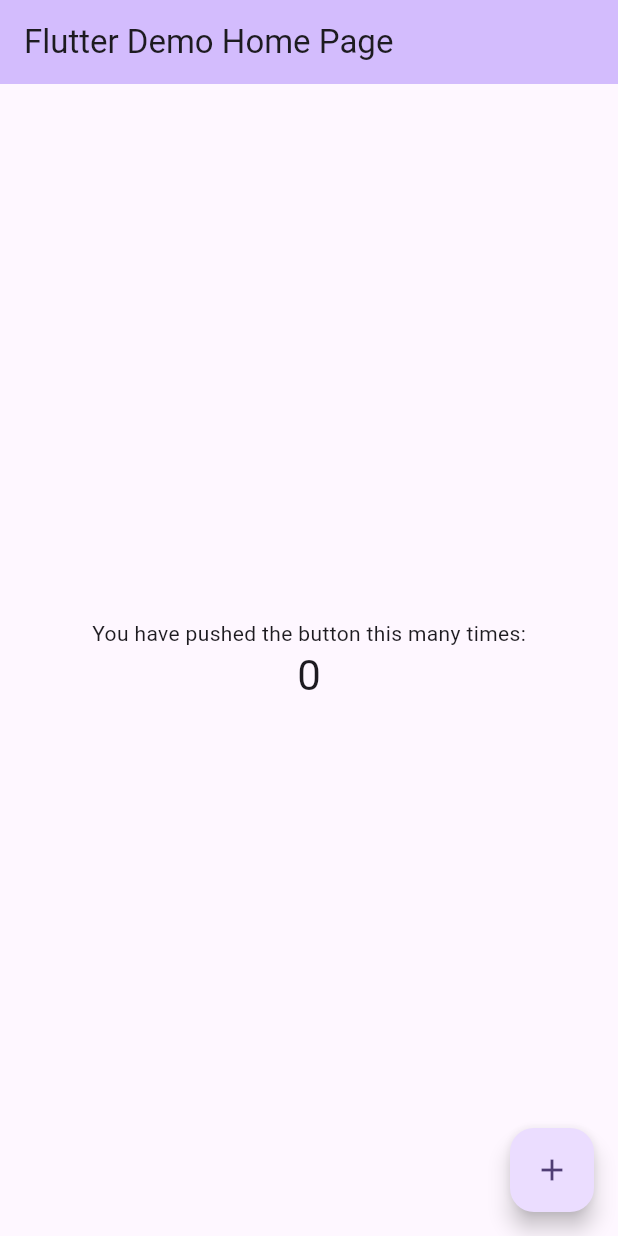
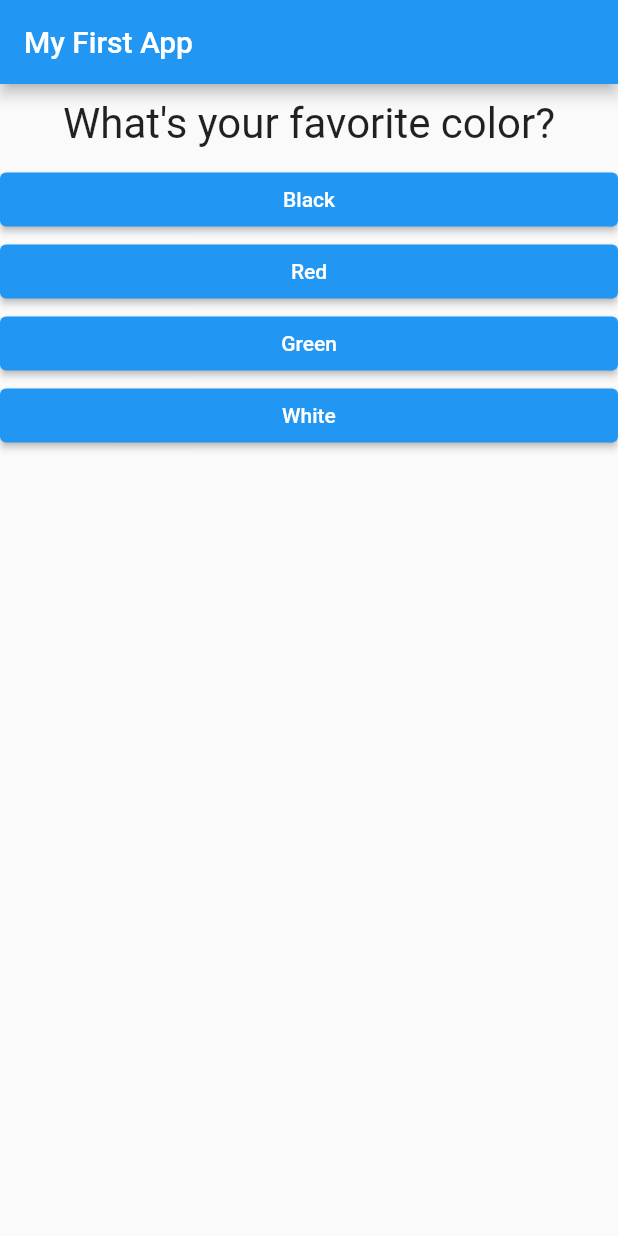
Before and after one commit to faithcredit/flutter-quiz, a Flutter app: the screen it shows after launch, on a phone screen of 412 x 824 dp. Run offline on Flutter 3.47's test engine with Material 2 defaults, Android fonts, the phone set to English and light mode, and no system bars.

Commit message:
flutter quiz

```diff
--- /dev/null
+++ b/lib/answer.dart
@@ -0,0 +1,21 @@
+import 'package:flutter/material.dart';
+
+class Answer extends StatelessWidget {
+  final VoidCallback selectHandler;
+  final String answerText;
+  Answer(this.selectHandler, this.answerText);
+  @override
+  Widget build(BuildContext context) {
+    return Container(
+      width: double.infinity,
+      child: ElevatedButton(
+        style: ElevatedButton.styleFrom(
+          backgroundColor: Colors.blue,
+          foregroundColor: Colors.white,
+        ),
+        onPressed: selectHandler,
+        child: Text(answerText),
+      ),
+    );
+  }
+}
--- a/lib/main.dart
+++ b/lib/main.dart
@@ -1,125 +1,85 @@
 import 'package:flutter/material.dart';
 
-void main() {
-  runApp(const MyApp());
-}
+import './quiz.dart';
+import './result.dart';
 
-class MyApp extends StatelessWidget {
-  const MyApp({super.key});
+void main() => runApp(MyApp());
 
-  // This widget is the root of your application.
+class MyApp extends StatefulWidget {
   @override
-  Widget build(BuildContext context) {
-    return MaterialApp(
-      title: 'Flutter Demo',
-      theme: ThemeData(
-        // This is the theme of your application.
-        //
-        // TRY THIS: Try running your application with "flutter run". You'll see
-        // the application has a blue toolbar. Then, without quitting the app,
-        // try changing the seedColor in the colorScheme below to Colors.green
-        // and then invoke "hot reload" (save your changes or press the "hot
-        // reload" button in a Flutter-supported IDE, or press "r" if you used
-        // the command line to start the app).
-        //
-        // Notice that the counter didn't reset back to zero; the application
-        // state is not lost during the reload. To reset the state, use hot
-        // restart instead.
-        //
-        // This works for code too, not just values: Most code changes can be
-        // tested with just a hot reload.
-        colorScheme: ColorScheme.fromSeed(seedColor: Colors.deepPurple),
-        useMaterial3: true,
-      ),
-      home: const MyHomePage(title: 'Flutter Demo Home Page'),
-    );
+  State<StatefulWidget> createState() {
+    // TODO: implement createState
+    return _MyAppState();
   }
 }
 
-class MyHomePage extends StatefulWidget {
-  const MyHomePage({super.key, required this.title});
+class _MyAppState extends State<MyApp> {
+   final _questions = const [
+    {
+      'questionText': 'What\'s your favorite color?',
+      'answers': [
+        {'text': 'Black', 'score': 10},
+        {'text': 'Red', 'score': 5},
+        {'text': 'Green', 'score': 3},
+        {'text': 'White', 'score': 1},
+      ],
+    },
+    {
+      'questionText': 'What\'s your favorite animal?',
+      'answers': [
+        {'text': 'Rabbit', 'score': 3},
+        {'text': 'Snake', 'score': 11},
+        {'text': 'Elephant', 'score': 5},
+        {'text': 'Lion', 'score': 9},
+      ],
+    },
+    {
+      'questionText': 'Who\'s your favorite instructor?',
+      'answers': [
+        {'text': 'Max', 'score': 1},
+        {'text': 'Max', 'score': 1},
+        {'text': 'Max', 'score': 1},
+        {'text': 'Max', 'score': 1},
+      ],
+    },
+  ];
 
-  // This widget is the home page of your application. It is stateful, meaning
-  // that it has a State object (defined below) that contains fields that affect
-  // how it looks.
+  var _questionIndex = 0;
+  var _totalScore = 0;
+   void _resetQuiz() {
+    setState(() {
+      _questionIndex = 0;
+      _totalScore = 0;
+    });
+  }
+  void _answerQuestion(int score) {
 
-  // This class is the configuration for the state. It holds the values (in this
-  // case the title) provided by the parent (in this case the App widget) and
-  // used by the build method of the State. Fields in a Widget subclass are
-  // always marked "final".
+    _totalScore += score;
+    setState(() {
+      _questionIndex = _questionIndex + 1;
+    });
+    print(_questionIndex);
 
-  final String title;
-
-  @override
-  State<MyHomePage> createState() => _MyHomePageState();
-}
-
-class _MyHomePageState extends State<MyHomePage> {
-  int _counter = 0;
-
-  void _incrementCounter() {
-    setState(() {
-      // This call to setState tells the Flutter framework that something has
-      // changed in this State, which causes it to rerun the build method below
-      // so that the display can reflect the updated values. If we changed
-      // _counter without calling setState(), then the build method would not be
-      // called again, and so nothing would appear to happen.
-      _counter++;
-    });
+    if (_questionIndex < _questions.length) {
+      print('We have more questions!');
+    } else {
+      print('No more questions');
+    }
   }
 
   @override
   Widget build(BuildContext context) {
-    // This method is rerun every time setState is called, for instance as done
-    // by the _incrementCounter method above.
-    //
-    // The Flutter framework has been optimized to make rerunning build methods
-    // fast, so that you can just rebuild anything that needs updating rather
-    // than having to individually change instances of widgets.
-    return Scaffold(
-      appBar: AppBar(
-        // TRY THIS: Try changing the color here to a specific color (to
-        // Colors.amber, perhaps?) and trigger a hot reload to see the AppBar
-        // change color while the other colors stay the same.
-        backgroundColor: Theme.of(context).colorScheme.inversePrimary,
-        // Here we take the value from the MyHomePage object that was created by
-        // the App.build method, and use it to set our appbar title.
-        title: Text(widget.title),
+    var dummy = ['hello'];
+    dummy.add('Max');
+    print(dummy);
+
+    return MaterialApp(
+      home: Scaffold(
+        appBar: AppBar(title: Text('My First App')),
+        body: _questionIndex < _questions.length
+            ? Quiz(_questions, _answerQuestion, _questionIndex)
+            : Result(_totalScore,_resetQuiz),
       ),
-      body: Center(
-        // Center is a layout widget. It takes a single child and positions it
-        // in the middle of the parent.
-        child: Column(
-          // Column is also a layout widget. It takes a list of children and
-          // arranges them vertically. By default, it sizes itself to fit its
-          // children horizontally, and tries to be as tall as its parent.
-          //
-          // Column has various properties to control how it sizes itself and
-          // how it positions its children. Here we use mainAxisAlignment to
-          // center the children vertically; the main axis here is the vertical
-          // axis because Columns are vertical (the cross axis would be
-          // horizontal).
-          //
-          // TRY THIS: Invoke "debug painting" (choose the "Toggle Debug Paint"
-          // action in the IDE, or press "p" in the console), to see the
-          // wireframe for each widget.
-          mainAxisAlignment: MainAxisAlignment.center,
-          children: <Widget>[
-            const Text(
-              'You have pushed the button this many times:',
-            ),
-            Text(
-              '$_counter',
-              style: Theme.of(context).textTheme.headlineMedium,
-            ),
-          ],
-        ),
-      ),
-      floatingActionButton: FloatingActionButton(
-        onPressed: _incrementCounter,
-        tooltip: 'Increment',
-        child: const Icon(Icons.add),
-      ), // This trailing comma makes auto-formatting nicer for build methods.
     );
   }
 }
--- /dev/null
+++ b/lib/question.dart
@@ -0,0 +1,19 @@
+import 'package:flutter/material.dart';
+
+class Question extends StatelessWidget {
+  final String questionText;
+  Question(this.questionText);
+  // String questionText;
+  @override
+  Widget build(BuildContext context) {
+    return Container(
+      width: double.infinity,
+      margin: EdgeInsets.all(10),
+      child: Text(
+        questionText,
+        style: TextStyle(fontSize: 28),
+        textAlign: TextAlign.center,
+      ),
+    );
+  }
+}
--- /dev/null
+++ b/lib/quiz.dart
@@ -0,0 +1,31 @@
+import 'package:flutter/material.dart';
+
+import './question.dart';
+import './answer.dart';
+
+class Quiz extends StatelessWidget {
+  final List<Map<String, Object>> questions;
+  final Function answerQuestion;
+  final int questionIndex;
+
+
+Quiz(
+    this.questions,
+    this.answerQuestion,
+    this.questionIndex,
+  );
+  @override
+  Widget build(BuildContext context) {
+    return Column(
+          children: [
+            Question(
+              questions[questionIndex]['questionText'] as String,
+            ),
+            ...(questions[questionIndex]['answers'] as List<Map<String,Object>>)
+                .map((answer) {
+              return Answer(()=>answerQuestion(answer['score']), answer['text'] as String);
+            }).toList()
+          ],
+        );
+  }
+}
```
Also changed, not shown: lib/result.dart (added, +44 -0 lines).
